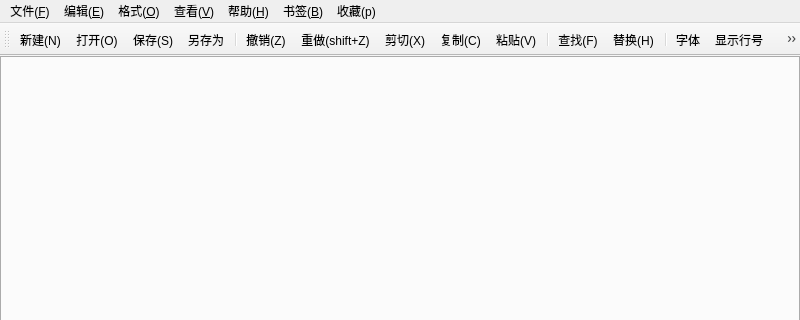
Above: Mynotepad/mainwindow.ui from roeeshua/Mynotepad before the change; both pictures show x 0 to 800 and y 0 to 320 of the 800 by 600 pixel window. Below: the same form after it.
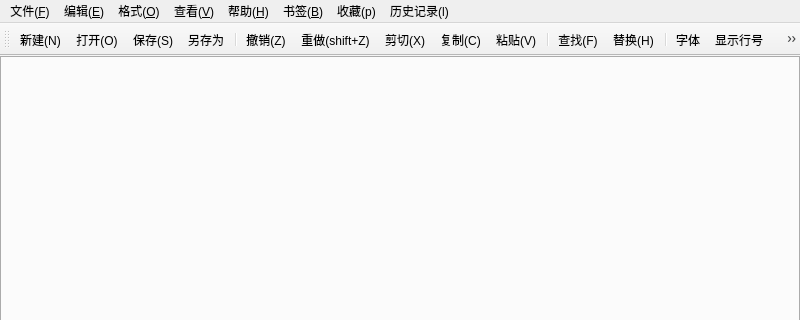
That is the form after the change. Icons and pictures are not drawn.

Commit message: 实现了最近历史功能

```diff
--- a/Mynotepad/mainwindow.ui
+++ b/Mynotepad/mainwindow.ui
@@ -103,6 +103,12 @@
     <addaction name="actionOpenFavorite"/>
     <addaction name="actionViewFavorites"/>
    </widget>
+   <widget class="QMenu" name="menu_l">
+    <property name="title">
+     <string>历史记录(l)</string>
+    </property>
+    <addaction name="actionClearHistory"/>
+   </widget>
    <addaction name="menu_F"/>
    <addaction name="menu_E"/>
    <addaction name="menu_O"/>
@@ -110,6 +116,7 @@
    <addaction name="menu_H"/>
    <addaction name="menuBookmarks"/>
    <addaction name="menu_p"/>
+   <addaction name="menu_l"/>
   </widget>
   <widget class="QToolBar" name="toolBar">
    <property name="windowTitle">
```
Left out of the diff: 22 changed lines with no effect on the pictures. The commit also changes 13 other files.
